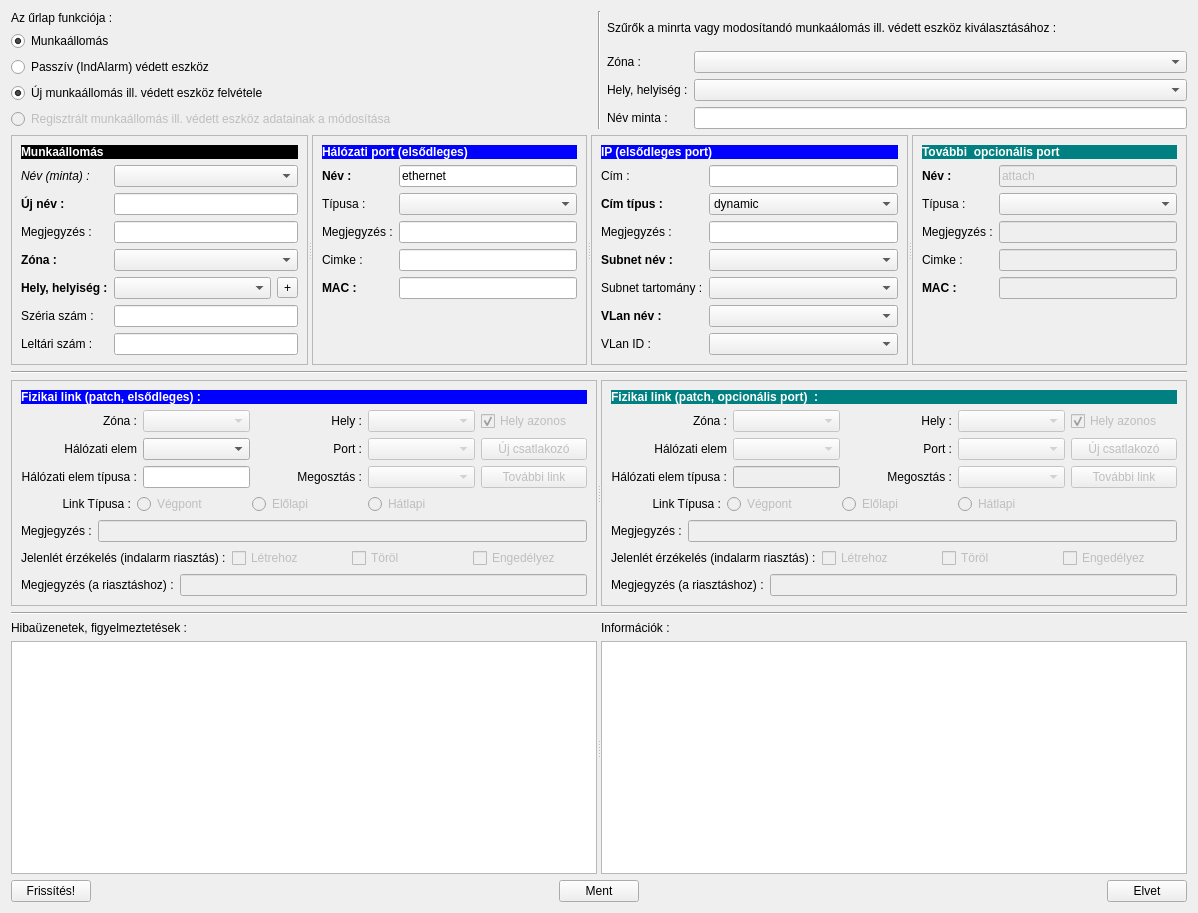
This is lv2g/wstform.ui in csikfer/lanview2 as Qt 5 draws it before an edit. The edited form follows.
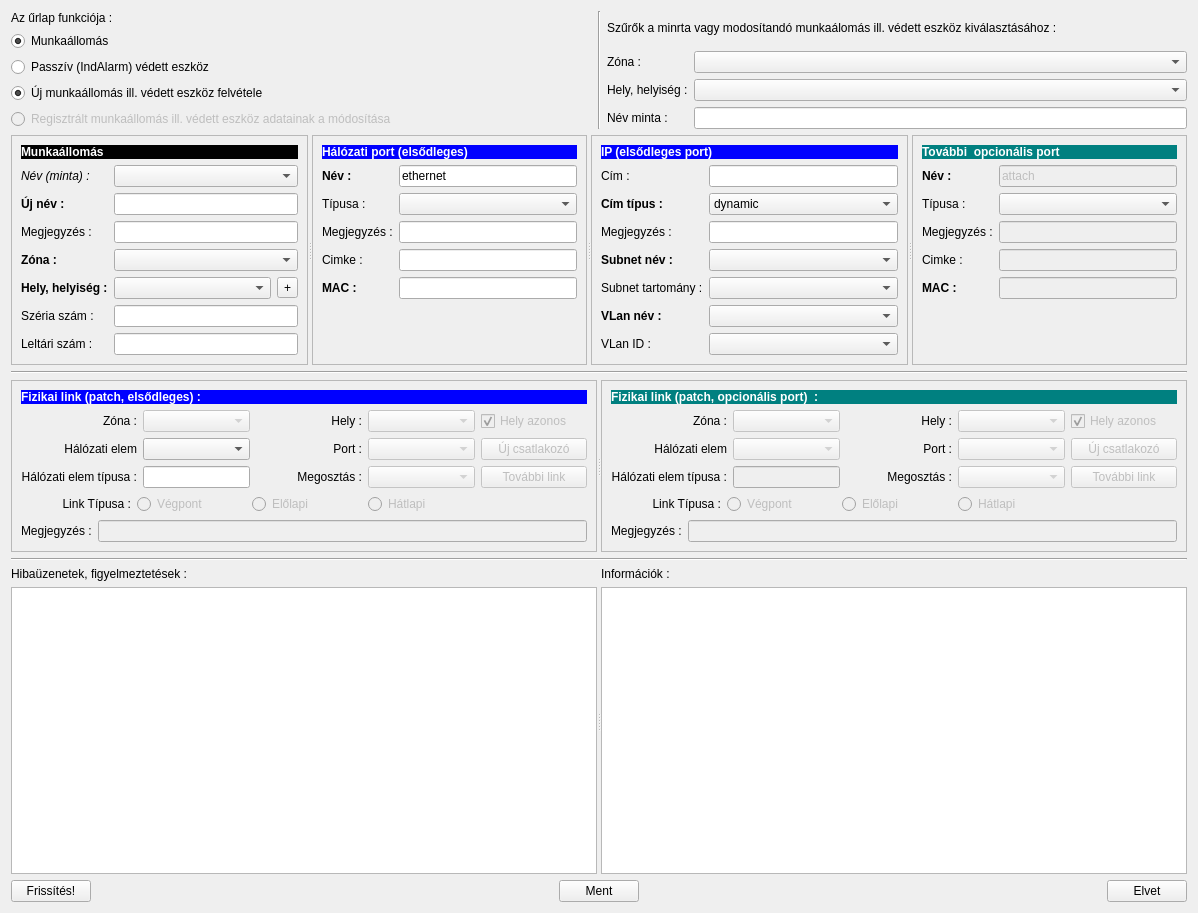
This is the edited form.

Commit message: A workstation ürlapból a felesleges mezők törölve. (A további linkek gomb nem működik)

```diff
--- a/lv2g/wstform.ui
+++ b/lv2g/wstform.ui
@@ -989,68 +989,6 @@
          </item>
         </layout>
        </item>
-       <item>
-        <layout class="QHBoxLayout" name="horizontalLayoutSrv">
-         <item>
-          <widget class="QLabel" name="labelSrv">
-           <property name="enabled">
-            <bool>true</bool>
-           </property>
-           <property name="text">
-            <string>Jelenlét érzékelés (indalarm riasztás) :</string>
-           </property>
-          </widget>
-         </item>
-         <item>
-          <widget class="QCheckBox" name="checkBoxSrvIns">
-           <property name="enabled">
-            <bool>false</bool>
-           </property>
-           <property name="text">
-            <string>Létrehoz</string>
-           </property>
-          </widget>
-         </item>
-         <item>
-          <widget class="QCheckBox" name="checkBoxSrvDel">
-           <property name="enabled">
-            <bool>false</bool>
-           </property>
-           <property name="text">
-            <string>Töröl</string>
-           </property>
-          </widget>
-         </item>
-         <item>
-          <widget class="QCheckBox" name="checkBoxSrvEna">
-           <property name="enabled">
-            <bool>false</bool>
-           </property>
-           <property name="text">
-            <string>Engedélyez</string>
-           </property>
-          </widget>
-         </item>
-        </layout>
-       </item>
-       <item>
-        <layout class="QHBoxLayout" name="horizontalLayoutSrvNote">
-         <item>
-          <widget class="QLabel" name="labelSrvNote">
-           <property name="text">
-            <string>Megjegyzés (a riasztáshoz) :</string>
-           </property>
-          </widget>
-         </item>
-         <item>
-          <widget class="QLineEdit" name="lineEditSrvNote">
-           <property name="enabled">
-            <bool>false</bool>
-           </property>
-          </widget>
-         </item>
-        </layout>
-       </item>
       </layout>
      </widget>
      <widget class="QFrame" name="frameLink_2">
@@ -1318,68 +1256,6 @@
          </item>
         </layout>
        </item>
-       <item>
-        <layout class="QHBoxLayout" name="horizontalLayoutSrv_2">
-         <item>
-          <widget class="QLabel" name="labelSrv_2">
-           <property name="enabled">
-            <bool>true</bool>
-           </property>
-           <property name="text">
-            <string>Jelenlét érzékelés (indalarm riasztás) :</string>
-           </property>
-          </widget>
-         </item>
-         <item>
-          <widget class="QCheckBox" name="checkBoxSrvIns_2">
-           <property name="enabled">
-            <bool>false</bool>
-           </property>
-           <property name="text">
-            <string>Létrehoz</string>
-           </property>
-          </widget>
-         </item>
-         <item>
-          <widget class="QCheckBox" name="checkBoxSrvDel_2">
-           <property name="enabled">
-            <bool>false</bool>
-           </property>
-           <property name="text">
-            <string>Töröl</string>
-           </property>
-          </widget>
-         </item>
-         <item>
-          <widget class="QCheckBox" name="checkBoxSrvEna_2">
-           <property name="enabled">
-            <bool>false</bool>
-           </property>
-           <property name="text">
-            <string>Engedélyez</string>
-           </property>
-          </widget>
-         </item>
-        </layout>
-       </item>
-       <item>
-        <layout class="QHBoxLayout" name="horizontalLayoutSrvNote_2">
-         <item>
-          <widget class="QLabel" name="labelSrvNote_2">
-           <property name="text">
-            <string>Megjegyzés (a riasztáshoz) :</string>
-           </property>
-          </widget>
-         </item>
-         <item>
-          <widget class="QLineEdit" name="lineEditSrvNote_2">
-           <property name="enabled">
-            <bool>false</bool>
-           </property>
-          </widget>
-         </item>
-        </layout>
-       </item>
       </layout>
      </widget>
     </widget>
```
Left out of the diff: 8 changed lines with no effect on the pictures. The commit also changes 1 other file.
